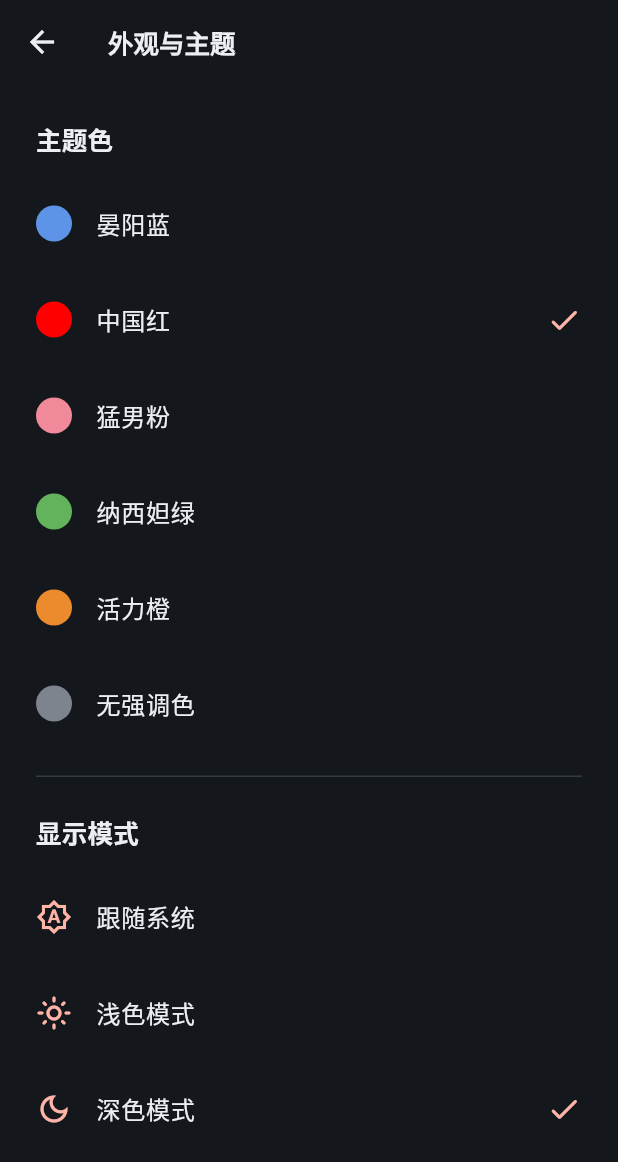
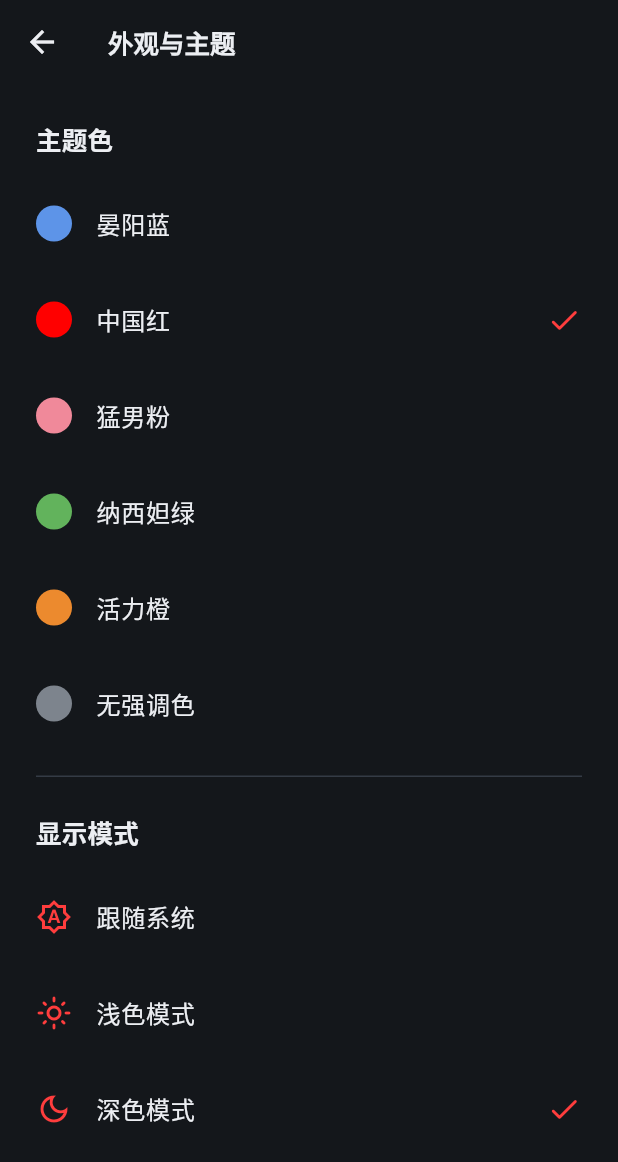
Before and after one commit to Yanyang-Technology-Group/YComm_Flutter, a Flutter app: the AppearancePage screen opened directly, after a tap on "深色模式", after a tap on "中国红", on a phone screen of 412 x 824 dp. Shown: the top 1162 px of the screen. Run offline on Flutter 3.47's test engine with Material 3 defaults, Android fonts, the phone set to English and light mode, and no system bars; our stand-ins replace cookie_jar, dio, dio_cookie_manager, flutter_markdown_plus, flutter_riverpod and 2 more; missing offline and left inert: dart:ffi, markdown, webview_all, window_manager; accounts and stored records are empty; network calls fail.

Commit message:
fix(theme): 中国红改用网站的正红；标题栏在 Windows 上真正按主题上色
一、中国红看着像粉色
  M3 的 fromSeed 会把种子去饱和：实测 #ff0000 被生成成 primary #904b40、
  primaryContainer #ffdad4，而猛男粉生成的是 #8e4955 / #ffd9dd —— 几乎一样，
  所以分不出来。改成直接用网站（YComm_WebSite@7701763）的三档取值：
    浅色 accent #ff0000 / strong #cc0000 / soft #ffe9e9
    深色 accent #ff3d3d / strong #ff7070 / soft #341111
  为此给 ThemeColour 加了可选的 ThemeAccent 覆盖，目前只填了中国红；
  其它主题要不要同样处理可以再说。

二、标题栏无效
  查了 window_manager 0.5.2 的 windows/window_manager.cpp，它的 SetBrightness 是
    LSTATUS result = RegGetValue(HKEY_CURRENT_USER, ...AppsUseLightTheme...);
    BOOL enable_dark_mode = light_mode == 0 && brightness == "dark";
    DwmSetWindowAttribute(hWnd, DWMWA_USE_IMMERSIVE_DARK_MODE, ...);
  它先看系统是不是深色，系统浅色时应用怎么请求都不生效；而且只能明暗两档，
  不能按主题上色。这正是「无效」的原因。
  改成 Windows 上走 dart:ffi 直接调 DWM：
    DWMWA_USE_IMMERSIVE_DARK_MODE 20（失败退回 1809 用的 19）
    DWMWA_CAPTION_COLOR 35 / DWMWA_TEXT_COLOR 36（Windows 11 起支持具体颜色）
  窗口句柄用 FindWindowW 按 runner 的窗口类名查找。不写 C++，因此不会影响
  原生构建；Win10 上 35/36 会失败并保持原样，明暗那档仍然生效。
  macOS/Linux 继续用 window_manager 的明暗（那两个平台它本来正常）。

测试：主题用例扩到 12 个，新增「中国红必须等于网站正红」「与猛男粉的主色必须能
明显区分」，外加一条回归断言 —— M3 直接生成的中国红与猛男粉距离确实很近。

```diff
--- a/lib/core/theme/app_theme.dart
+++ b/lib/core/theme/app_theme.dart
@@ -1,4 +1,44 @@
 import 'package:flutter/material.dart';
+
+/// 网站给每个主题定义了 accent / accent-strong / accent-soft 三档（浅色深色各一套）。
+///
+/// M3 的 fromSeed 会把种子去饱和：#ff0000 被生成成 #904b40、容器是 #ffdad4，
+/// 与猛男粉生成的 #8e4955 / #ffd9dd 几乎一样，所以中国红看着像粉色。
+/// 需要精确还原的主题直接用网站这三档取值。
+class ThemeAccent {
+  const ThemeAccent({
+    required this.light,
+    required this.lightStrong,
+    required this.lightSoft,
+    required this.dark,
+    required this.darkStrong,
+    required this.darkSoft,
+  });
+
+  final Color light;
+  final Color lightStrong;
+  final Color lightSoft;
+  final Color dark;
+  final Color darkStrong;
+  final Color darkSoft;
+
+  Color of(Brightness brightness) =>
+      brightness == Brightness.dark ? dark : light;
+  Color strongOf(Brightness brightness) =>
+      brightness == Brightness.dark ? darkStrong : lightStrong;
+  Color softOf(Brightness brightness) =>
+      brightness == Brightness.dark ? darkSoft : lightSoft;
+}
+
+/// 中国红：取自 YComm_WebSite@7701763 的 --accent / --accent-strong / --accent-soft。
+const _chinaRed = ThemeAccent(
+  light: Color(0xFFFF0000),
+  lightStrong: Color(0xFFCC0000),
+  lightSoft: Color(0xFFFFE9E9),
+  dark: Color(0xFFFF3D3D),
+  darkStrong: Color(0xFFFF7070),
+  darkSoft: Color(0xFF341111),
+);
 
 /// 主题色。
 ///
@@ -6,16 +46,19 @@ import 'package:flutter/material.dart';
 /// seed 就是网站浅色模式下的 --accent。
 enum ThemeColour {
   azure('azure', '晏阳蓝', Color(0xFF5D94E8)),
-  red('red', '中国红', Color(0xFFFF0000)),
+  red('red', '中国红', Color(0xFFFF0000), accent: _chinaRed),
   pink('pink', '猛男粉', Color(0xFFF0899A)),
   mint('mint', '纳西妲绿', Color(0xFF62B35C)),
   orange('orange', '活力橙', Color(0xFFEC8A2E)),
   none('none', '无强调色', Color(0xFF7D848D));
 
-  const ThemeColour(this.id, this.label, this.seed);
+  const ThemeColour(this.id, this.label, this.seed, {this.accent});
   final String id;
   final String label;
   final Color seed;
+
+  /// 非空时用网站的三档取值覆盖 M3 生成的强调色。
+  final ThemeAccent? accent;
 
   /// 网站早期把「无强调色」存成 slate，这里保持兼容。
   static ThemeColour fromId(String? id) => id == 'slate'
@@ -96,7 +139,8 @@ ColorScheme _neutralScheme(Brightness brightness) {
 
 ThemeData buildTheme(ThemeColour colour, Brightness brightness) {
   final dark = brightness == Brightness.dark;
-  final scheme = colour == ThemeColour.none
+  final fromWebsite = colour.accent;
+  var scheme = colour == ThemeColour.none
       ? _neutralScheme(brightness)
       : ColorScheme.fromSeed(
           seedColor: colour.seed,
@@ -112,6 +156,19 @@ ThemeData buildTheme(ThemeColour colour, Brightness brightness) {
               ? const Color(0xFF343B45)
               : const Color(0xFFE1E6ED),
         );
+
+  // 配了网站三档取值的主题，强调色直接用网站的值，不用 M3 去饱和后的结果。
+  if (fromWebsite != null) {
+    final accent = fromWebsite.of(brightness);
+    scheme = scheme.copyWith(
+      primary: accent,
+      // 正红配白字对比度约 4:1；深色下 #ff3d3d 偏亮，用深色字更清楚。
+      onPrimary: dark ? const Color(0xFF2B0000) : Colors.white,
+      primaryContainer: fromWebsite.softOf(brightness),
+      onPrimaryContainer: fromWebsite.strongOf(brightness),
+      surfaceTint: accent,
+    );
+  }
   final base = ThemeData(
     useMaterial3: true,
     fontFamily: 'Roboto',
--- /dev/null
+++ b/lib/core/window/caption_color_unsupported.dart
@@ -0,0 +1,5 @@
+// 没有 dart:ffi 的平台（Web）用的空实现。
+import 'package:flutter/painting.dart' show Color;
+
+/// 无平台实现时什么都不做。
+void setCaptionColors(Color background, Color foreground) {}
--- a/lib/core/window/title_bar.dart
+++ b/lib/core/window/title_bar.dart
@@ -1,17 +1,25 @@
-// 桌面端系统标题栏的明暗跟随应用主题。
+// 桌面端系统标题栏跟随应用主题。
 //
-// 低风险方案：不动窗口结构（不加 titleBarStyle、不用 waitUntilReadyToShow，
-// 自绘标题栏一旦拖动/按钮有问题，用户会既不能移动也不能关窗），只把系统标题栏
-// 的明暗改成和应用一致 —— Windows 走 DWM 沉浸式深色标题栏，macOS 走窗口 appearance。
+// 低风险方案：不动窗口结构（不设 titleBarStyle、不调 waitUntilReadyToShow，
+// 自绘标题栏一旦拖动或按钮有问题，用户会既不能移动也不能关窗），只调整系统
+// 标题栏的外观。拖动、缩放、关闭仍由系统负责。
 //
-// 这样深色主题配浅色标题栏的割裂感就没有了，窗口的拖动、缩放、关闭仍由系统负责。
+// 平台差异：
+//   Windows —— 自己调 DWM（见 caption_color_ffi.dart）。window_manager 在
+//     Windows 上会先读注册表，系统是浅色时应用请求什么都不生效，所以不用它。
+//   macOS / Linux —— 用 window_manager.setBrightness（改窗口 appearance /
+//     GTK 主题变体），只能到明暗两档。
 import 'dart:io' show Platform;
 
 import 'package:flutter/foundation.dart'
     show Brightness, debugPrint, kIsWeb;
+import 'package:flutter/painting.dart' show Color;
 import 'package:window_manager/window_manager.dart';
 
-/// 是否是支持设置标题栏明暗的桌面平台。
+import 'caption_color_unsupported.dart'
+    if (dart.library.ffi) 'caption_color_ffi.dart' as caption;
+
+/// 是否是支持调整标题栏的桌面平台。
 bool get _isDesktop =>
     !kIsWeb && (Platform.isWindows || Platform.isMacOS || Platform.isLinux);
 
@@ -23,14 +31,25 @@ Future<void> initializeDesktopWindow() async {
   await windowManager.ensureInitialized();
 }
 
-/// 让系统标题栏跟随应用当前的明暗。失败不影响使用，只是标题栏保持系统外观。
-Future<void> syncTitleBarBrightness(Brightness brightness) async {
+/// 让系统标题栏跟随应用主题。
+///
+/// [brightness] 决定明暗；[background] / [foreground] 是应用当前的背景色与文字色，
+/// Windows 11 上会直接把标题栏染成这个颜色。失败不影响使用，只是标题栏保持系统外观。
+Future<void> syncTitleBar(
+  Brightness brightness,
+  Color background,
+  Color foreground,
+) async {
   if (!_isDesktop) {
     return;
   }
   try {
-    await windowManager.setBrightness(brightness);
+    if (Platform.isWindows) {
+      caption.setCaptionColors(background, foreground);
+    } else {
+      await windowManager.setBrightness(brightness);
+    }
   } catch (error) {
-    debugPrint('设置标题栏明暗失败：$error');
+    debugPrint('设置标题栏外观失败：$error');
   }
 }
--- a/lib/main.dart
+++ b/lib/main.dart
@@ -77,8 +77,8 @@ class _AppShellState extends ConsumerState<AppShell>
   final visited = <int>{0};
   bool active = true;
 
-  /// 上次同步给系统标题栏的明暗，避免每帧都打平台通道。
-  Brightness? titleBarBrightness;
+  /// 上次同步给系统标题栏的外观签名，避免每帧都打平台通道。
+  String? titleBarSignature;
   late final AnimationController animation;
   late final RealtimeService realtime;
   static const pages = [
@@ -159,12 +159,19 @@ class _AppShellState extends ConsumerState<AppShell>
 
   @override
   Widget build(BuildContext context) {
-    // 桌面端的系统标题栏跟随应用明暗：深色主题配浅色标题栏会很割裂。
-    // 这里带值比较，只在明暗真的变化时调用一次平台通道。
-    final brightness = Theme.of(context).brightness;
-    if (titleBarBrightness != brightness) {
-      titleBarBrightness = brightness;
-      syncTitleBarBrightness(brightness);
+    // 桌面端系统标题栏跟随应用主题（Windows 11 上连颜色一起染）。
+    // 带值比较，只在明暗或配色真的变化时调用一次平台通道。
+    final shellTheme = Theme.of(context);
+    final titleBarKey =
+        '${shellTheme.brightness.name}:'
+        '${shellTheme.colorScheme.surface.toARGB32()}';
+    if (titleBarSignature != titleBarKey) {
+      titleBarSignature = titleBarKey;
+      syncTitleBar(
+        shellTheme.brightness,
+        shellTheme.colorScheme.surface,
+        shellTheme.colorScheme.onSurface,
+      );
     }
     final unread = (ref.watch(notificationsProvider).value ?? []).fold<int>(
       0,
--- a/pubspec.yaml
+++ b/pubspec.yaml
@@ -56,7 +56,10 @@ dependencies:
   webview_all: ^1.4.1
   # 只用了 window_manager 的 setBrightness：让桌面端的系统标题栏跟随应用明暗，
   # 不碰窗口结构（不加 waitUntilReadyToShow，避免出现窗口不显示的风险）。
+  # Windows 上它其实不生效（会先读注册表，系统浅色时应用怎么请求都没用），
+  # 那条路走 dart:ffi 直接调 DWM，见 lib/core/window/caption_color_ffi.dart。
   window_manager: ^0.5.2
+  ffi: ^2.1.4
 # objective_c 9.6.1 was retracted: its hook references unreleased arm64e APIs.
 # Pin the last compatible release until the upstream fix is published.
 dependency_overrides:
```
Also changed, not shown: lib/core/window/caption_color_ffi.dart (added, +146 -0 lines), pubspec.lock, 1 other file.
